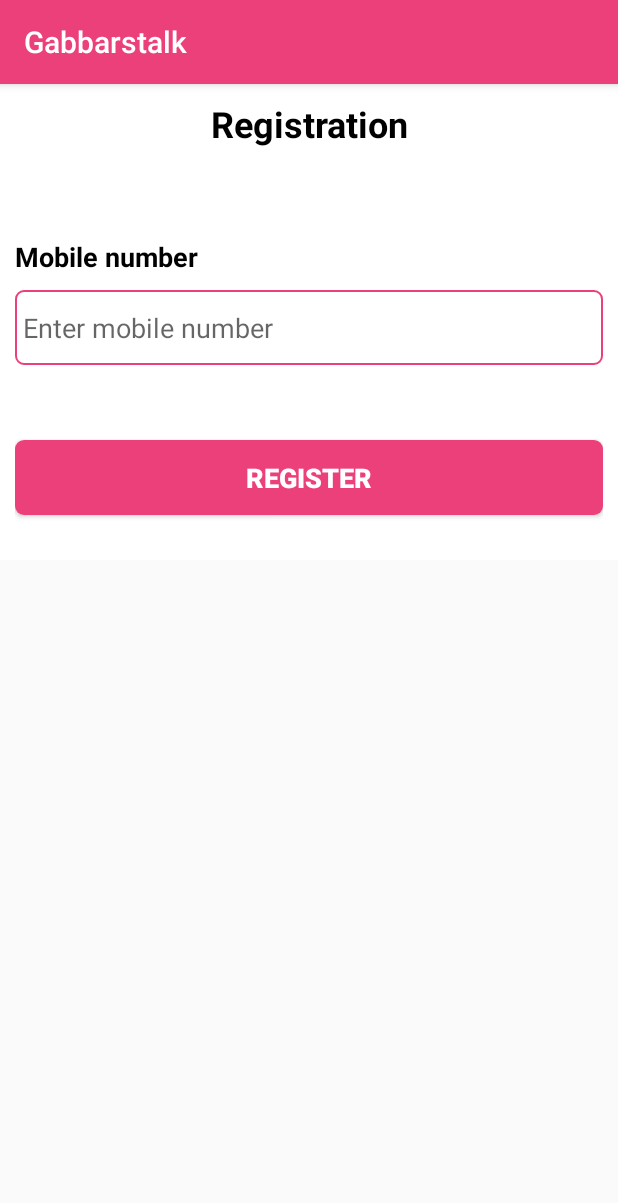
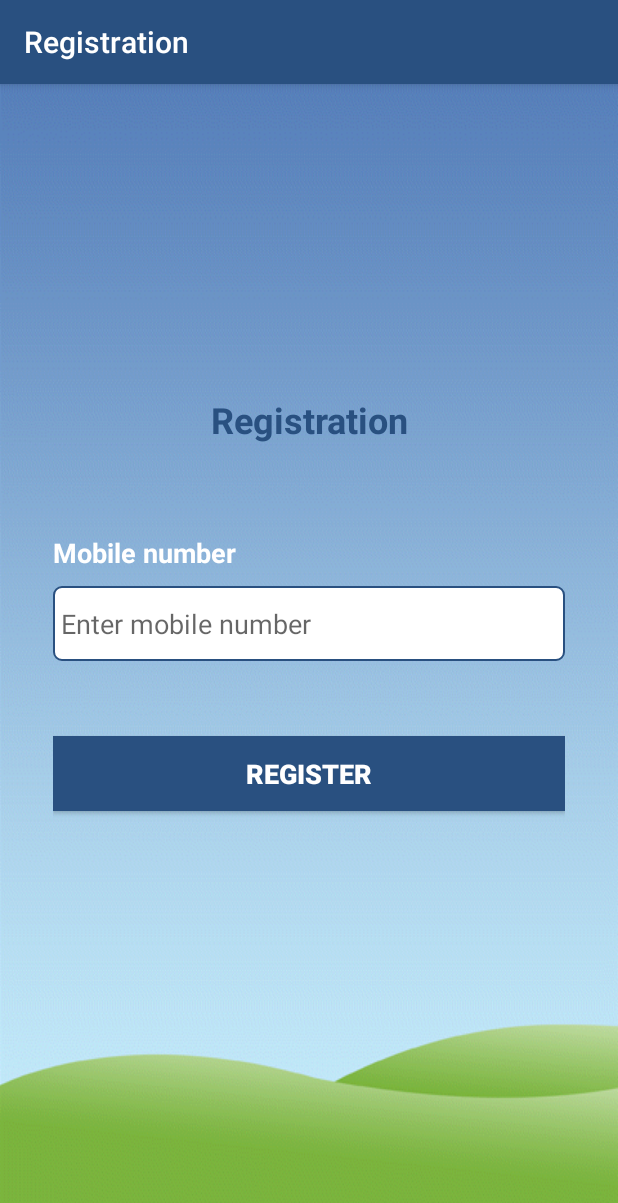
Before and after one commit to bsuhas/Gabbarstalk, an Android app: the screen it shows after launch (RegisterScreenActivity), on a phone screen of 412 x 824 dp. Shown: the top 1203 px of the screen. Run offline under Robolectric (Android 15) with nearby library versions, the light colour scheme and no system bars; our stand-ins replace CircleImageView.

Commit message:
Ui modification

```diff
--- a/app/build.gradle
+++ b/app/build.gradle
@@ -33,8 +33,6 @@ dependencies {
     compile 'com.squareup.retrofit2:converter-gson:2.0.0-beta4'
     compile 'com.squareup.okhttp3:logging-interceptor:3.4.0'
     compile 'com.readystatesoftware.systembartint:systembartint:1.0.3'
-    compile 'com.facebook.stetho:stetho-okhttp:1.3.1'
-    compile 'com.facebook.stetho:stetho:1.3.1'
     compile 'com.squareup.picasso:picasso:2.5.2'
     testCompile 'junit:junit:4.12'
 }
--- a/app/src/main/java/com/gabbarstalk/activity/RegisterScreenActivity.java
+++ b/app/src/main/java/com/gabbarstalk/activity/RegisterScreenActivity.java
@@ -9,6 +9,7 @@ import android.support.annotation.Nullable;
 import android.support.v4.app.ActivityCompat;
 import android.support.v4.content.ContextCompat;
 import android.support.v7.app.AppCompatActivity;
+import android.support.v7.widget.Toolbar;
 import android.text.TextUtils;
 import android.util.Log;
 import android.view.KeyEvent;
@@ -46,6 +47,12 @@ public class RegisterScreenActivity extends AppCompatActivity implements View.On
     }
 
     private void init() {
+        Toolbar toolbar = (Toolbar) findViewById(R.id.toolbar);
+        setSupportActionBar(toolbar);
+        if (getSupportActionBar() != null) {
+            getSupportActionBar().setTitle(R.string.registration);
+            getSupportActionBar().setDisplayHomeAsUpEnabled(false);
+        }
         Button btnRegister = (Button) findViewById(R.id.btn_register);
 
         edtMobile = (EditText) findViewById(R.id.edt_mobile);
@@ -98,8 +105,7 @@ public class RegisterScreenActivity extends AppCompatActivity implements View.On
 //        callToRegisterUser(userData);
     }
 
-    private boolean checkWriteExternalPermission()
-    {
+    private boolean checkWriteExternalPermission() {
         String permission = "android.permission.READ_PHONE_STATE";
         int res = this.checkCallingOrSelfPermission(permission);
         return (res == PackageManager.PERMISSION_GRANTED);
@@ -157,7 +163,7 @@ public class RegisterScreenActivity extends AppCompatActivity implements View.On
 
     private void checkPermission() {
         // Here, mContext is the current activity
-        if (ContextCompat.checkSelfPermission(mContext,Manifest.permission.READ_PHONE_STATE)
+        if (ContextCompat.checkSelfPermission(mContext, Manifest.permission.READ_PHONE_STATE)
                 != PackageManager.PERMISSION_GRANTED) {
             if (ActivityCompat.shouldShowRequestPermissionRationale(RegisterScreenActivity.this,
                     Manifest.permission.READ_PHONE_STATE)) {
--- a/app/src/main/res/layout/register_screen.xml
+++ b/app/src/main/res/layout/register_screen.xml
@@ -1,19 +1,38 @@
 <?xml version="1.0" encoding="utf-8"?>
-<android.support.v4.widget.NestedScrollView xmlns:android="http://schemas.android.com/apk/res/android"
+
+<android.support.design.widget.CoordinatorLayout xmlns:android="http://schemas.android.com/apk/res/android"
+    xmlns:app="http://schemas.android.com/apk/res-auto"
+    android:id="@+id/product_activity_coordinatorLayout"
     android:layout_width="match_parent"
-    android:layout_height="match_parent">
+    android:layout_height="match_parent"
+    android:background="@drawable/background"
+    android:fitsSystemWindows="true">
+
+    <android.support.design.widget.AppBarLayout
+        android:id="@+id/product_activity_app_bar"
+        android:layout_width="match_parent"
+        android:layout_height="wrap_content"
+        android:background="@color/white"
+        android:theme="@style/AppTheme.AppBarOverlay">
+
+        <android.support.v7.widget.Toolbar
+            android:id="@+id/toolbar"
+            android:layout_width="match_parent"
+            android:layout_height="?attr/actionBarSize"
+            android:background="#295080"
+            app:popupTheme="@style/AppTheme.PopupOverlay" />
+    </android.support.design.widget.AppBarLayout>
 
     <LinearLayout
         android:layout_width="match_parent"
         android:layout_height="match_parent"
-        android:background="@drawable/background">
-
+        android:background="@drawable/img_background">
 
         <LinearLayout
             android:layout_width="match_parent"
-            android:layout_height="wrap_content"
+            android:layout_height="match_parent"
             android:layout_centerInParent="true"
-            android:layout_margin="10dp"
+            android:padding="20dp"
             android:gravity="center"
             android:orientation="vertical">
 
@@ -23,7 +42,7 @@
                 android:layout_marginBottom="50dp"
                 android:gravity="center"
                 android:text="@string/registration"
-                android:textColor="@color/md_black_1000"
+                android:textColor="@color/app_color"
                 android:textSize="24sp"
                 android:textStyle="bold" />
 
@@ -35,7 +54,7 @@
                 android:layout_marginBottom="10dp"
                 android:gravity="bottom"
                 android:text="@string/mobile_number"
-                android:textColor="@color/md_black_1000"
+                android:textColor="@color/md_white_1000"
                 android:textSize="18sp"
                 android:textStyle="bold" />
 
@@ -55,7 +74,7 @@
                 android:layout_height="50dp"
                 android:layout_marginTop="40dp"
                 android:layout_marginBottom="20dp"
-                android:background="@drawable/login_button_bg"
+                android:background="#295080"
                 android:padding="5dp"
                 android:text="@string/submit"
                 android:textColor="@color/md_white_1000"
@@ -64,4 +83,4 @@
         </LinearLayout>
 
     </LinearLayout>
-</android.support.v4.widget.NestedScrollView>
+</android.support.design.widget.CoordinatorLayout>
--- a/app/src/main/res/layout/splash_screen.xml
+++ b/app/src/main/res/layout/splash_screen.xml
@@ -2,7 +2,7 @@
 <RelativeLayout xmlns:android="http://schemas.android.com/apk/res/android"
     android:layout_width="match_parent"
     android:layout_height="match_parent"
-    android:background="@drawable/side_nav_bar">
+    android:background="@drawable/img_background">
 
 
     <ImageView android:id="@+id/img_splash_logo"
@@ -36,7 +36,7 @@
             android:layout_weight="0"
             android:gravity="bottom"
             android:text="@string/app_version"
-            android:textColor="@color/md_white_1000"
+            android:textColor="@color/colorPrimary"
             android:textSize="16sp" />
 
         <TextView
@@ -46,7 +46,7 @@
             android:layout_weight="0"
             android:gravity="bottom"
             android:text="@string/developed_by"
-            android:textColor="@color/md_white_1000"
+            android:textColor="@color/colorPrimary"
             android:textSize="16sp" />
     </LinearLayout>
 
--- a/app/src/main/res/values-v21/styles.xml
+++ b/app/src/main/res/values-v21/styles.xml
@@ -1,9 +1,14 @@
 <resources>
 
-    <style name="AppTheme.NoActionBar">
+    <!--<style name="AppTheme.NoActionBar">
         <item name="windowActionBar">false</item>
         <item name="windowNoTitle">true</item>
         <item name="android:windowDrawsSystemBarBackgrounds">true</item>
         <item name="android:statusBarColor">@android:color/transparent</item>
+    </style>-->
+    <style name="AppTheme.NoActionBar">
+        <item name="windowActionBar">false</item>
+        <item name="windowNoTitle">true</item>
+        <item name="windowActionModeOverlay">true</item>
     </style>
 </resources>
--- a/app/src/main/res/values/colors.xml
+++ b/app/src/main/res/values/colors.xml
@@ -1,10 +1,18 @@
 <?xml version="1.0" encoding="utf-8"?>
 <resources>
-    <color name="app_color">@color/md_pink_400</color>
+  <!--  <color name="app_color">@color/md_pink_400</color>
     <color name="colorPrimary">@color/app_color</color>
     <color name="colorPrimaryDark">@color/app_color</color>
     <color name="colorAccent">@color/app_color</color>
-    <color name="selected_color">@color/md_pink_700</color>
+    <color name="selected_color">@color/md_pink_700</color> -->
+
+
+    <color name="app_color">#295080</color>
+    <color name="colorPrimary">@color/app_color</color>
+    <color name="colorPrimaryDark">#295080</color>
+    <color name="colorAccent">@color/app_color</color>
+    <color name="selected_color">#294080</color>
+
     <color name="black_color_40">#66000000</color>
     <color name="white">#FFFFFF</color>
     <color name="black">#000000</color>
--- a/app/src/main/res/values/strings.xml
+++ b/app/src/main/res/values/strings.xml
@@ -6,7 +6,7 @@
 
     <string name="action_settings">Settings</string>
     <string name="app_version">Version 1.0.0</string>
-    <string name="developed_by">Developed by PIXEL TECH SERVICES </string>
+    <string name="developed_by">Developed by  </string>
     <string name="error_network_unavailable">Please check your internet connection and try again.</string>
 
     <string name="submit">Register </string>
--- a/app/src/main/res/values/styles.xml
+++ b/app/src/main/res/values/styles.xml
@@ -8,9 +8,10 @@
         <item name="colorAccent">@color/colorAccent</item>
     </style>
 
-    <style name="AppTheme.NoActionBar">
+    <style name="AppTheme.NoActionBar" parent="Theme.AppCompat.Light.NoActionBar">
         <item name="windowActionBar">false</item>
         <item name="windowNoTitle">true</item>
+        <item name="windowActionModeOverlay">true</item>
     </style>
 
     <style name="AppTheme.AppBarOverlay" parent="ThemeOverlay.AppCompat.Dark.ActionBar" />
```
Also changed, not shown: app/src/main/AndroidManifest.xml (+7 -2 lines), app/src/main/java/com/gabbarstalk/activity/OTPValidateActivity.java (+13 -0 lines), app/src/main/res/layout/otp_screen.xml (+40 -10 lines), app/src/main/res/drawable/chat.png (added), app/src/main/res/drawable/img_background.9.png (added), app/src/main/res/drawable/wall.png (added).
